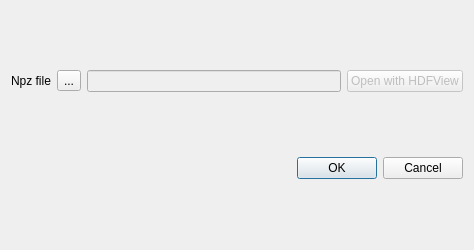
This is svir/ui/ui_load_npz_as_layer.ui in gem/oq-irmt-qgis as Qt 5 draws it before an edit. The edited form follows.
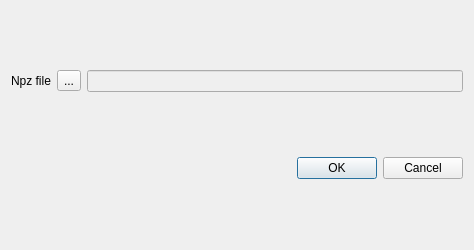
This is the edited form.

Commit message: Remove every references to hdfview

The edit to the form file:
```diff
--- a/svir/ui/ui_load_npz_as_layer.ui
+++ b/svir/ui/ui_load_npz_as_layer.ui
@@ -39,16 +39,6 @@
          </property>
         </widget>
        </item>
-       <item>
-        <widget class="QPushButton" name="open_hdfview_btn">
-         <property name="enabled">
-          <bool>false</bool>
-         </property>
-         <property name="text">
-          <string>Open with HDFView</string>
-         </property>
-        </widget>
-       </item>
       </layout>
      </item>
     </layout>
```
The commit also changes 4 other files.
